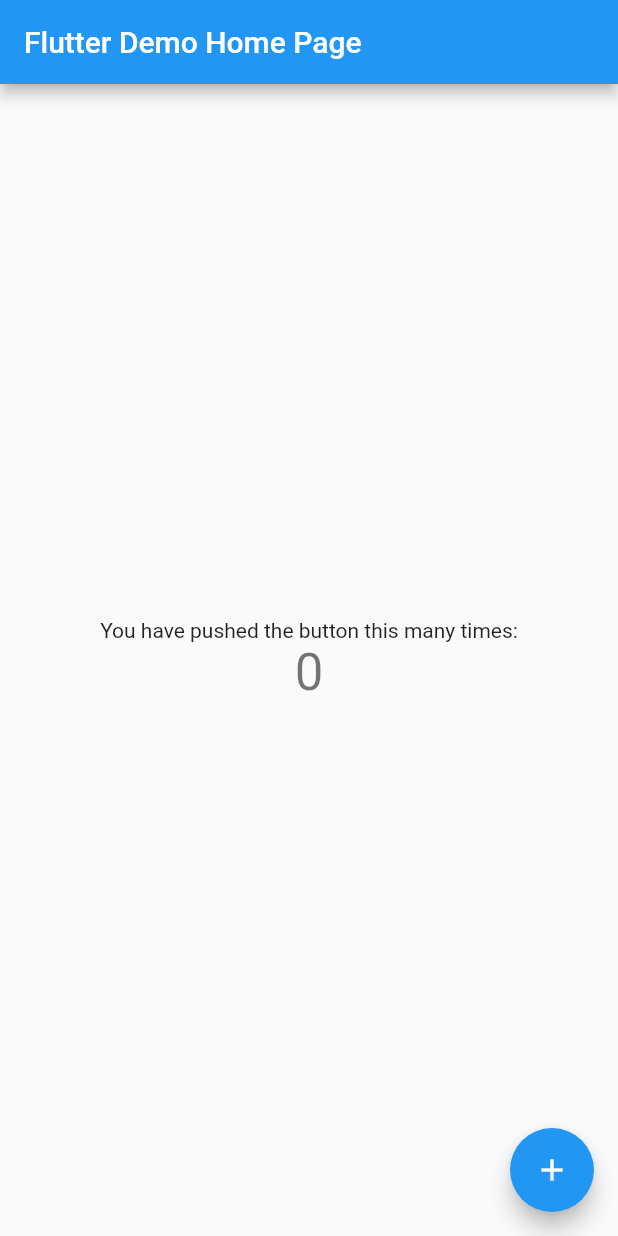
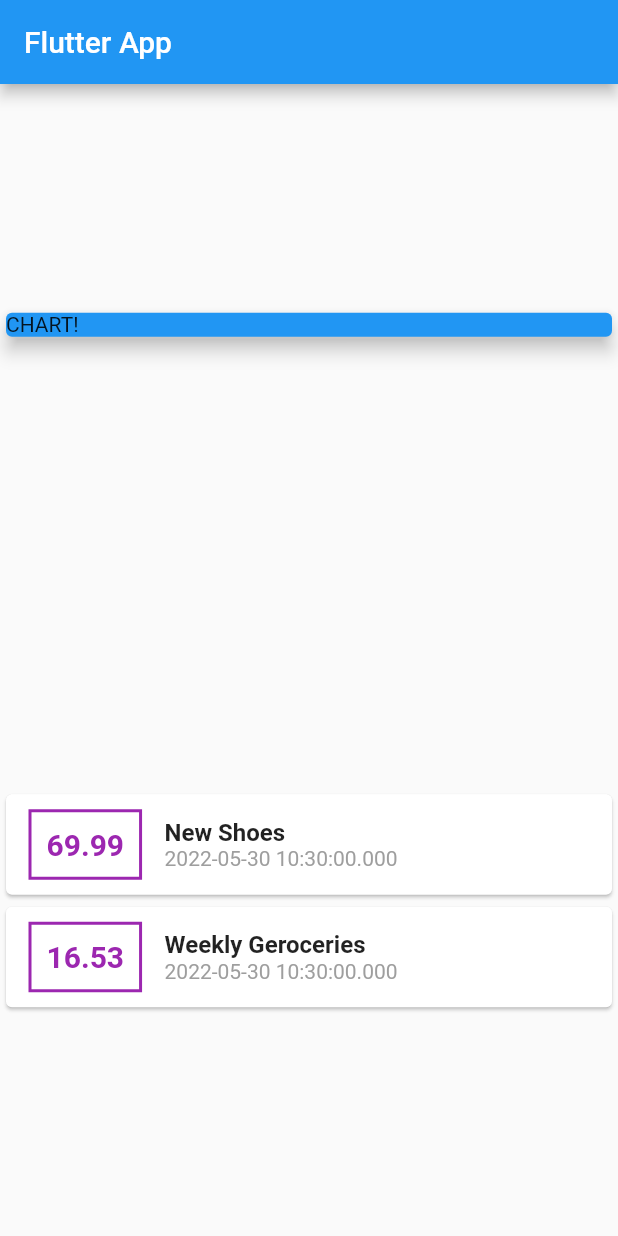
Before and after one commit to Vuthisak/flutter_expense_planner, a Flutter app: the screen it shows after launch, on a phone screen of 412 x 824 dp. Run offline on Flutter 3.47's test engine with Material 2 defaults, Android fonts, the phone set to English and light mode, and no system bars; missing offline and left inert: dart:ffi.

```diff
--- a/lib/main.dart
+++ b/lib/main.dart
@@ -1,4 +1,5 @@
 import 'package:flutter/material.dart';
+import './transaction.dart';
 
 void main() {
   runApp(const MyApp());
@@ -7,109 +8,95 @@ void main() {
 class MyApp extends StatelessWidget {
   const MyApp({Key? key}) : super(key: key);
 
-  // This widget is the root of your application.
   @override
   Widget build(BuildContext context) {
     return MaterialApp(
-      title: 'Flutter Demo',
-      theme: ThemeData(
-        // This is the theme of your application.
-        //
-        // Try running your application with "flutter run". You'll see the
-        // application has a blue toolbar. Then, without quitting the app, try
-        // changing the primarySwatch below to Colors.green and then invoke
-        // "hot reload" (press "r" in the console where you ran "flutter run",
-        // or simply save your changes to "hot reload" in a Flutter IDE).
-        // Notice that the counter didn't reset back to zero; the application
-        // is not restarted.
-        primarySwatch: Colors.blue,
-      ),
-      home: const MyHomePage(title: 'Flutter Demo Home Page'),
+      title: 'Flutter App',
+      home: MyHomePage(),
     );
   }
 }
 
-class MyHomePage extends StatefulWidget {
-  const MyHomePage({Key? key, required this.title}) : super(key: key);
-
-  // This widget is the home page of your application. It is stateful, meaning
-  // that it has a State object (defined below) that contains fields that affect
-  // how it looks.
-
-  // This class is the configuration for the state. It holds the values (in this
-  // case the title) provided by the parent (in this case the App widget) and
-  // used by the build method of the State. Fields in a Widget subclass are
-  // always marked "final".
-
-  final String title;
-
-  @override
-  State<MyHomePage> createState() => _MyHomePageState();
-}
-
-class _MyHomePageState extends State<MyHomePage> {
-  int _counter = 0;
-
-  void _incrementCounter() {
-    setState(() {
-      // This call to setState tells the Flutter framework that something has
-      // changed in this State, which causes it to rerun the build method below
-      // so that the display can reflect the updated values. If we changed
-      // _counter without calling setState(), then the build method would not be
-      // called again, and so nothing would appear to happen.
-      _counter++;
-    });
-  }
+class MyHomePage extends StatelessWidget {
+  final List<Transaction> transactions = [
+    Transaction(
+        id: 't1', title: 'New Shoes', amount: 69.99, date: DateTime.now()),
+    Transaction(
+        id: 't2',
+        title: 'Weekly Geroceries',
+        amount: 16.53,
+        date: DateTime.now()),
+  ];
 
   @override
   Widget build(BuildContext context) {
-    // This method is rerun every time setState is called, for instance as done
-    // by the _incrementCounter method above.
-    //
-    // The Flutter framework has been optimized to make rerunning build methods
-    // fast, so that you can just rebuild anything that needs updating rather
-    // than having to individually change instances of widgets.
     return Scaffold(
       appBar: AppBar(
-        // Here we take the value from the MyHomePage object that was created by
-        // the App.build method, and use it to set our appbar title.
-        title: Text(widget.title),
+        title: const Text('Flutter App'),
       ),
-      body: Center(
-        // Center is a layout widget. It takes a single child and positions it
-        // in the middle of the parent.
-        child: Column(
-          // Column is also a layout widget. It takes a list of children and
-          // arranges them vertically. By default, it sizes itself to fit its
-          // children horizontally, and tries to be as tall as its parent.
-          //
-          // Invoke "debug painting" (press "p" in the console, choose the
-          // "Toggle Debug Paint" action from the Flutter Inspector in Android
-          // Studio, or the "Toggle Debug Paint" command in Visual Studio Code)
-          // to see the wireframe for each widget.
-          //
-          // Column has various properties to control how it sizes itself and
-          // how it positions its children. Here we use mainAxisAlignment to
-          // center the children vertically; the main axis here is the vertical
-          // axis because Columns are vertical (the cross axis would be
-          // horizontal).
-          mainAxisAlignment: MainAxisAlignment.center,
-          children: <Widget>[
-            const Text(
-              'You have pushed the button this many times:',
+      body: Column(
+        mainAxisAlignment: MainAxisAlignment.spaceAround,
+        crossAxisAlignment: CrossAxisAlignment.stretch,
+        children: [
+          Container(
+            width: double.infinity,
+            child: const Card(
+              color: Colors.blue,
+              child: Text('CHART!'),
+              elevation: 5,
             ),
-            Text(
-              '$_counter',
-              style: Theme.of(context).textTheme.headline4,
-            ),
-          ],
-        ),
+          ),
+          Column(
+            children: [
+              ...transactions.map((tx) {
+                return Card(
+                  child: Row(
+                    children: [
+                      Container(
+                        margin: const EdgeInsets.symmetric(
+                          vertical: 10,
+                          horizontal: 15,
+                        ),
+                        decoration: BoxDecoration(
+                          border: Border.all(
+                            color: Colors.purple,
+                            width: 2,
+                          ),
+                        ),
+                        padding: const EdgeInsets.all(10),
+                        child: Text(
+                          tx.amount.toString(),
+                          style: const TextStyle(
+                            fontWeight: FontWeight.bold,
+                            fontSize: 20,
+                            color: Colors.purple,
+                          ),
+                        ),
+                      ),
+                      Column(
+                        crossAxisAlignment: CrossAxisAlignment.start,
+                        children: [
+                          Text(
+                            tx.title,
+                            style: const TextStyle(
+                              fontSize: 16,
+                              fontWeight: FontWeight.bold,
+                            ),
+                          ),
+                          Text(
+                            tx.date.toString(),
+                            style: const TextStyle(color: Colors.grey),
+                          ),
+                        ],
+                      ),
+                    ],
+                  ),
+                );
+              })
+            ],
+          ),
+        ],
       ),
-      floatingActionButton: FloatingActionButton(
-        onPressed: _incrementCounter,
-        tooltip: 'Increment',
-        child: const Icon(Icons.add),
-      ), // This trailing comma makes auto-formatting nicer for build methods.
     );
   }
 }
--- /dev/null
+++ b/lib/transaction.dart
@@ -0,0 +1,14 @@
+import 'dart:ffi';
+
+class Transaction {
+  final String id;
+  final String title;
+  final double amount;
+  final DateTime date;
+
+  Transaction(
+      {required this.id,
+      required this.title,
+      required this.amount,
+      required this.date});
+}
```
